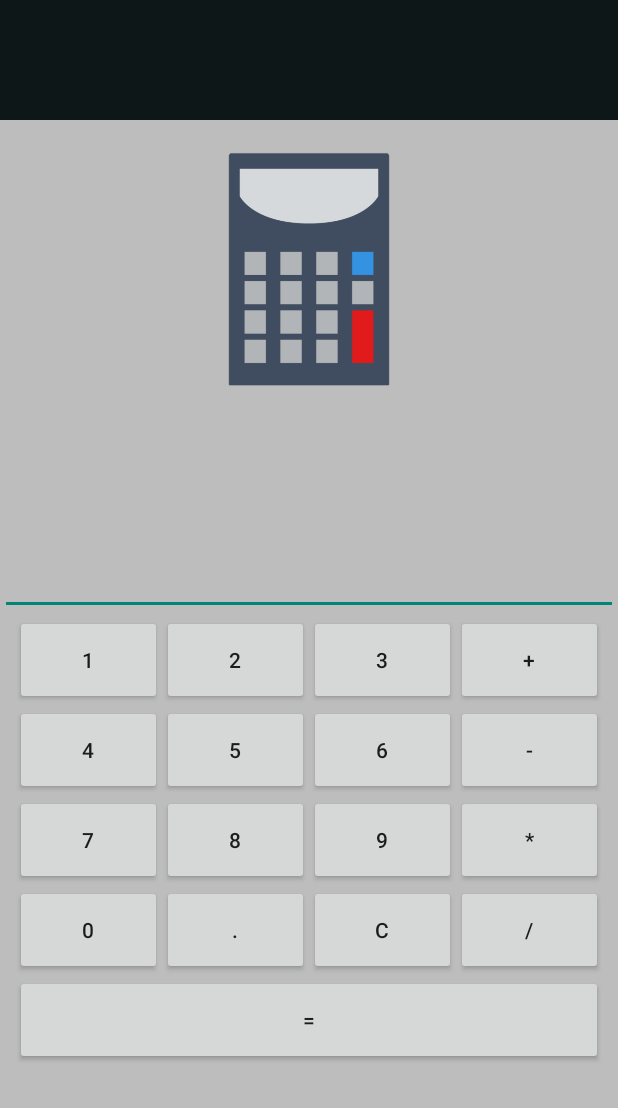
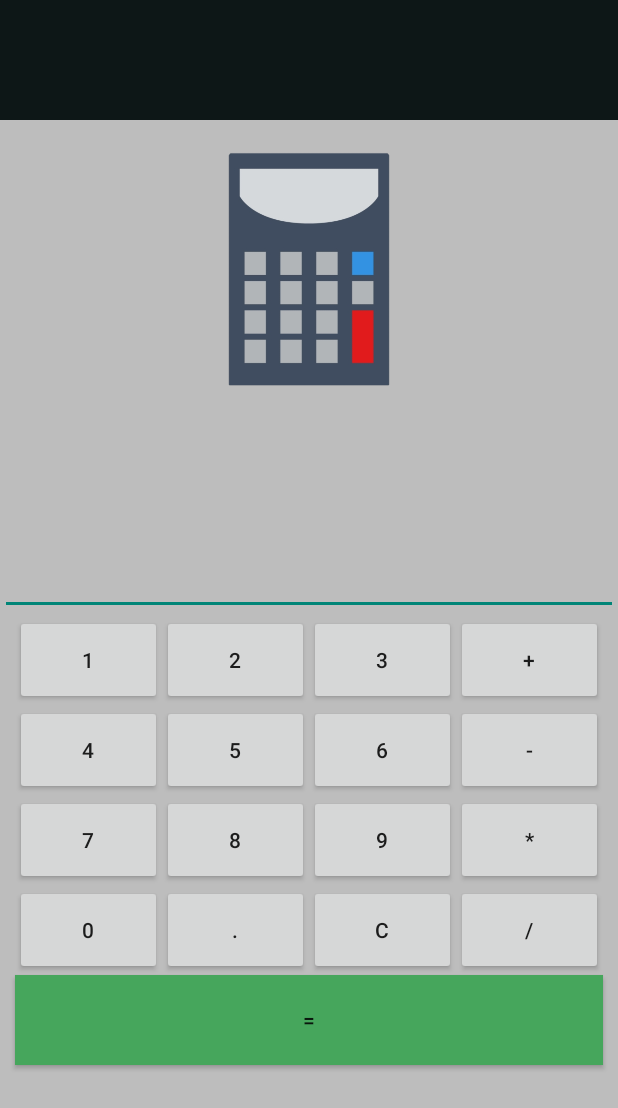
Before and after one commit to woobendjy/Calculator_App, an Android app: the screen it shows after launch (MainActivity), on a phone screen of 412 x 824 dp. Shown: the top 1108 px of the screen. Run offline under Robolectric (Android 15) with nearby library versions, the phone set to English and light mode, and no system bars.

Commit message:
Mise a jour des couleurs

```diff
--- a/app/src/main/res/layout/activity_main.xml
+++ b/app/src/main/res/layout/activity_main.xml
@@ -178,5 +178,6 @@
         android:layout_height="60dp"
         android:layout_gravity="center"
         android:gravity="center"
-        android:text="=" />
+        android:text="="
+        android:background="@color/green"/>
 </LinearLayout>
--- a/app/src/main/res/values/colors.xml
+++ b/app/src/main/res/values/colors.xml
@@ -8,4 +8,5 @@
     <color name="midnight_blue">#101720</color>
     <color name="charcoal_black">#171717</color>
     <color name="gray">#bdbdbd</color>
+    <color name="green">#46a65c</color>
 </resources>
```
